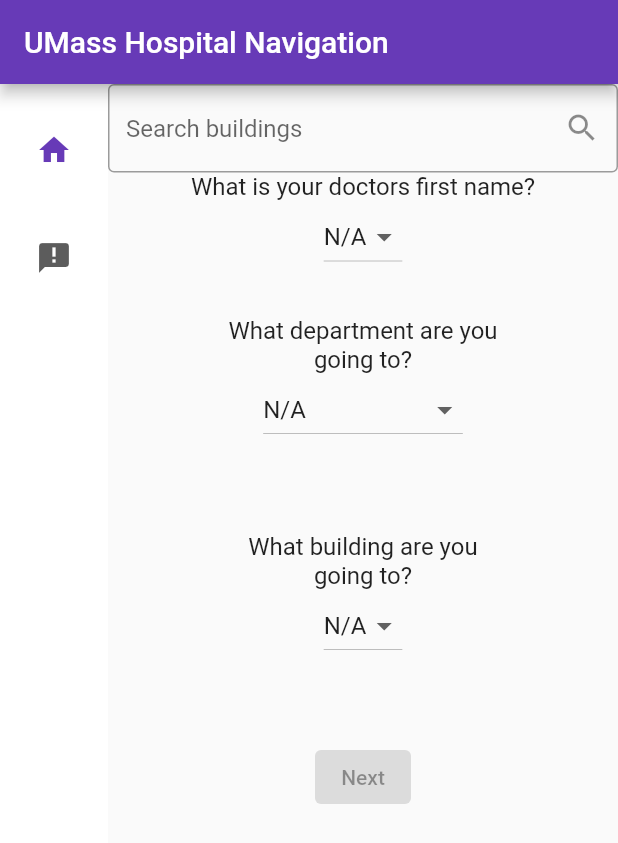
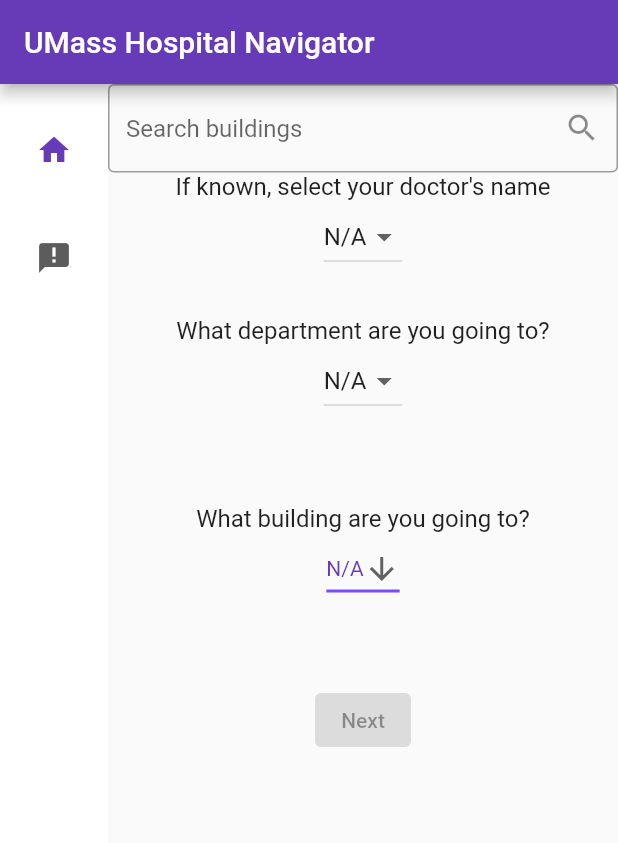
Before and after one commit to zzberries/flutter_test1, a Flutter app: the screen it shows after launch, on a phone screen of 412 x 824 dp. Shown: the top 843 px of the screen. Run offline on Flutter 3.47's test engine with Material 2 defaults, Android fonts, the light colour scheme and no system bars; our stand-ins replace cloud_firestore, firebase_core, flutter_map, latlong2; missing offline and left inert: latlng; accounts and stored records are empty.

Commit message:
integrated firestore for departments dropdown menu

```diff
--- /dev/null
+++ b/lib/firestore_collections/Department.dart
@@ -0,0 +1,33 @@
+import "package:cloud_firestore/cloud_firestore.dart";
+
+class Department {
+  final int departmentID;
+  final String departmentName;
+  final List departmentKeywords;
+
+  Department({
+    required this.departmentID,
+    required this.departmentName,
+    required this.departmentKeywords,
+  });
+
+  factory Department.fromFirestore(
+      DocumentSnapshot<Map<String, dynamic>> snapshot,
+      SnapshotOptions? options,
+      ) {
+    final data = snapshot.data();
+    return Department(
+      departmentID: data?['department_id'],
+      departmentName: data?['department_name'],
+      departmentKeywords: data?['keyword_list'],
+    ); //Department
+  }
+
+  Map<String, dynamic> toFirestore() {
+    return {
+      "department_id": departmentID,
+      "departmentName": departmentName,
+      "keyword_list": departmentKeywords,
+    };
+  }
+}
--- a/lib/home_page.dart
+++ b/lib/home_page.dart
@@ -3,6 +3,7 @@
 import 'package:flutter_workspace/firestore_collections/Doctor.dart';
 
 import 'firestore_collections/Building.dart';
+import 'firestore_collections/Department.dart';
 import 'map_page.dart';
 
 class MyHomePage extends StatefulWidget {
@@ -24,43 +25,6 @@
 }
 
 class _MyHomePageState extends State<MyHomePage> {
-  int _counter = 0;
-  String _str = "";
-
-  // Initial Selected Value
-  String dropdownvalue = 'N/A';
-
-  // List of items in our dropdown menu
-  var items = [
-    'N/A',
-    'Item 2',
-    'Item 3',
-    'Item 4',
-    'Item 5',
-  ];
-
-  void _incrementCounter() {
-    setState(() {
-      // This call to setState tells the Flutter framework that something has
-      // changed in this State, which causes it to rerun the build method below
-      // so that the display can reflect the updated values. If we changed
-      // _counter without calling setState(), then the build method would not be
-      // called again, and so nothing would appear to happen.
-      _counter++;
-    });
-  }
-
-  void _changeStr(String text) {
-    setState(() {
-      // This call to setState tells the Flutter framework that something has
-      // changed in this State, which causes it to rerun the build method below
-      // so that the display can reflect the updated values. If we changed
-      // _counter without calling setState(), then the build method would not be
-      // called again, and so nothing would appear to happen.
-      _str = text;
-    });
-  }
-
   var selectedIndex = 0;
 
   @override
@@ -77,7 +41,7 @@
         page = SearchPage();
         break;
       case 1:
-        page = OpeningPage();
+        page = const OpeningPage();
         break;
       default:
         throw UnimplementedError('no widget for $selectedIndex');
@@ -94,7 +58,7 @@
             SafeArea(
               child: NavigationRail(
                 extended: constraints.maxWidth >= 600,
-                destinations: [
+                destinations: const [
                   NavigationRailDestination(
                     icon: Icon(Icons.home),
                     label: Text('Home'),
@@ -142,55 +106,9 @@
 
   @override
   Widget build(BuildContext context) {
-    return Scaffold(
+    return const Scaffold(
       body: Center(
-        child: Text('You have no annoucements!'),
-      ),
-    );
-  }
-}
-
-class CustomDropdownButton extends StatefulWidget {
-  final List<String> items;
-  final String selectedItem;
-  final Function(String) onChanged;
-
-  CustomDropdownButton({
-    required this.items,
-    required this.selectedItem,
-    required this.onChanged,
-  });
-
-  @override
-  _CustomDropdownButtonState createState() => _CustomDropdownButtonState();
-}
-
-class _CustomDropdownButtonState extends State<CustomDropdownButton> {
-  String? _selectedItem;
-
-  @override
-  void initState() {
-    super.initState();
-    _selectedItem = widget.selectedItem;
-  }
-
-  @override
-  Widget build(BuildContext context) {
-    return Material(
-      child: DropdownButton<String>(
-        value: _selectedItem,
-        onChanged: (String? newValue) {
-          setState(() {
-            _selectedItem = newValue;
-            widget.onChanged(newValue!);
-          });
-        },
-        items: widget.items.map((String item) {
-          return DropdownMenuItem<String>(
-            value: item,
-            child: Text(item),
-          );
-        }).toList(),
+        child: Text('You have no announcements!'),
       ),
     );
   }
@@ -202,7 +120,7 @@
   Widget build(BuildContext context) {
     return Scaffold(
       appBar: AppBar(
-        title: Text('Firebase List'),
+        title: const Text('Firebase List'),
       ),
       body: StreamBuilder<DocumentSnapshot>(
         stream: FirebaseFirestore.instance
@@ -213,7 +131,7 @@
             .snapshots(),
         builder: (context, snapshot) {
           if (!snapshot.hasData) {
-            return Center(
+            return const Center(
               child: CircularProgressIndicator(),
             );
           }
@@ -249,6 +167,7 @@
   bool _isTextFieldFilled = false;
   String _doctorName = 'N/A';
   String _buildingName = 'N/A';
+  String _departmentName = 'N/A';
 
   @override
   Widget build(BuildContext context) {
@@ -267,7 +186,7 @@
               onChanged: (value) {
                 _getSuggestions(value);
               },
-              decoration: InputDecoration(
+              decoration: const InputDecoration(
                 hintText: 'Search buildings',
                 border: OutlineInputBorder(),
                 suffixIcon: Icon(Icons.search),
@@ -306,7 +225,7 @@
         Column(
           mainAxisSize: MainAxisSize.min,
           children: [
-            const Text('What is your doctors first name?',
+            const Text('If known, select your doctor\'s name',
                 textAlign: TextAlign.center,
                 style: TextStyle(
                   fontSize: 16, // set the font size to 16
@@ -326,8 +245,8 @@
                     ...snapshot.data!.docs.map((e) {
                       var d = e.data();
                       return DropdownMenuItem(
-                        value: '${d.firstName} ${d.lastName}',
-                        child: Text('${d.firstName} ${d.lastName}'),
+                        value: '${d.lastName}, ${d.firstName}',
+                        child: Text('${d.lastName}, ${d.firstName}'),
                       );
                     }).toList(),
                   ],
@@ -343,7 +262,7 @@
             Container(
               margin: const EdgeInsets.all(24),
               padding: const EdgeInsets.all(5),
-              width: 200,
+              width: 400,
               child: Column(
                 children: [
                   const Text('What department are you going to?',
@@ -351,30 +270,44 @@
                       style: TextStyle(
                         fontSize: 16, // set the font size to 16
                       )),
-                  CustomDropdownButton(
-                    items: ['N/A', 'ACC', 'Aaron Lazare', 'Medical School'],
-                    selectedItem: 'N/A',
-                    onChanged: (String newValue) {
-                      //building = newValue;
-                      if (newValue != 'N/A') {
-                        setState(() {
-                          _isTextFieldFilled = true;
-                        });
-                      }
-                      if (newValue == 'N/A') {
-                        setState(() {
-                          _isTextFieldFilled = false;
-                        });
-                      }
+                  StreamBuilder(
+                    stream: FirebaseFirestore.instance
+                        .collection('departments')
+                        .withConverter(
+                            fromFirestore: Department.fromFirestore,
+                            toFirestore: (Department d, _) => d.toFirestore())
+                        .snapshots(),
+                    builder: (context, snapshot) {
+                      if (!snapshot.hasData)
+                        return const CircularProgressIndicator();
+                      return DropdownButton(
+                        items: [
+                          const DropdownMenuItem(
+                              value: 'N/A', child: Text('N/A')),
+                          ...snapshot.data!.docs.map((e) {
+                            var d = e.data();
+                            return DropdownMenuItem(
+                              value: d.departmentName,
+                              child: Text(d.departmentName),
+                            );
+                          }).toList(),
+                        ],
+                        value: _departmentName,
+                        onChanged: (String? newValue) {
+                          setState(() {
+                            _departmentName = newValue!;
+                          });
+                        },
+                      );
                     },
                   ),
                 ],
               ),
             ),
             Container(
-              margin: EdgeInsets.all(24),
-              padding: EdgeInsets.all(5),
-              width: 200,
+              margin: const EdgeInsets.all(24),
+              padding: const EdgeInsets.all(5),
+              width: 400,
               child: Column(
                 children: [
                   const Text('What building are you going to?',
@@ -394,23 +327,30 @@
                         return const CircularProgressIndicator();
                       }
                       return DropdownButton(
+                        value: _buildingName,
+                        icon: const Icon(Icons.arrow_downward),
+                        elevation: 16,
+                        style: const TextStyle(color: Colors.deepPurple),
+                        underline: Container(
+                          height: 2,
+                          color: Colors.deepPurpleAccent,
+                        ),
+                        onChanged: (String? newValue) {
+                          setState(() {
+                            _buildingName = newValue!;
+                          });
+                        },
                         items: [
                           const DropdownMenuItem(
                               value: 'N/A', child: Text('N/A')),
                           ...snapshot.data!.docs.map((e) {
                             var d = e.data();
                             return DropdownMenuItem(
-                              value: 'building_name',
+                              value: d.buildingName,
                               child: Text(d.buildingName),
                             );
                           }).toList(),
                         ],
-                        value: _buildingName,
-                        onChanged: (String? newValue) {
-                          setState(() {
-                            _buildingName = newValue!;
-                          });
-                        },
                       );
                     },
                   ),
@@ -418,10 +358,11 @@
               ),
             ),
             Container(
-              margin: EdgeInsets.all(24),
+              margin: const EdgeInsets.all(24),
               child: ElevatedButton(
-                child: const Text('Next'),
-                onPressed: _isTextFieldFilled
+                onPressed: !(_doctorName == 'N/A' &&
+                        _doctorName == _buildingName &&
+                        _doctorName == _departmentName)
                     ? () {
                         Navigator.push(
                           context,
@@ -430,6 +371,7 @@
                         );
                       }
                     : null,
+                child: const Text('Next'),
               ),
             ),
           ],
@@ -443,13 +385,13 @@
     QuerySnapshot querySnapshot = await doctorsRef
         .where('building_name', isGreaterThanOrEqualTo: query)
         .get();
-    querySnapshot.docs.forEach((doc) {
+    for (var doc in querySnapshot.docs) {
       final data = doc.data() as Map<String, dynamic>;
       String buildingName = data['building_name'];
       if (buildingName.toLowerCase().contains(query.toLowerCase())) {
         suggestions.add(buildingName);
       }
-    });
+    }
 
     setState(() {
       _suggestions = suggestions;
--- a/lib/main.dart
+++ b/lib/main.dart
@@ -19,11 +19,11 @@
   @override
   Widget build(BuildContext context) {
     return MaterialApp(
-      title: 'Flutter Demo',
+      title: 'UMass Navigator',
       theme: ThemeData(
         primarySwatch: Colors.deepPurple,
       ),
-      home: const MyHomePage(title: 'UMass Hospital Navigation'),
+      home: const MyHomePage(title: 'UMass Hospital Navigator'),
     );
   }
 }
--- a/lib/map_page.dart
+++ b/lib/map_page.dart
@@ -1,4 +1,3 @@
-import 'package:flutter/cupertino.dart';
 import 'package:flutter/material.dart';
 import 'package:flutter_map/flutter_map.dart';
 import 'package:latlng/latlng.dart';
```
Also changed, not shown: lib/SelectionDropdown.dart (deleted).
